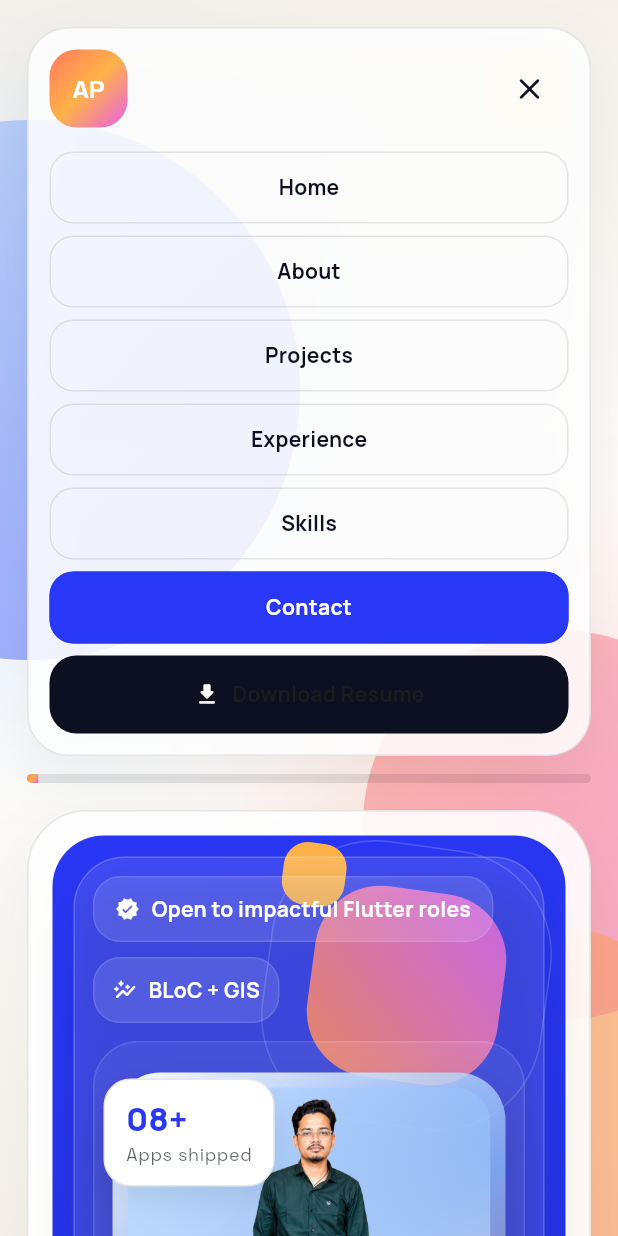
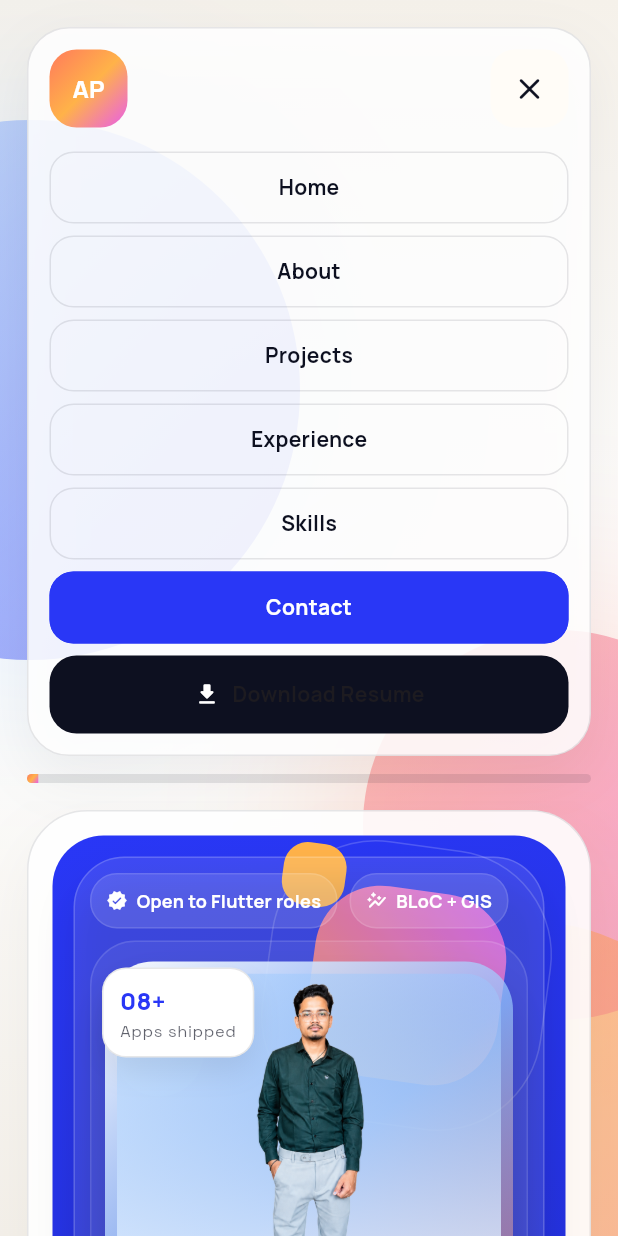
Before and after one commit to aniket-050/my_portfolio, a Flutter app: the screen it shows after launch, after a tap on the "menu" icon, on a phone screen of 412 x 824 dp. Run offline on Flutter 3.47's test engine with Material 3 defaults, Android fonts, the phone set to English and light mode, and no system bars; our stand-ins replace cloud_firestore, equatable, firebase_auth, firebase_core, firebase_storage, flutter_bloc and 2 more; missing offline and left inert: dart:html; accounts and stored records are empty.

Commit message:
Improve hero responsiveness across screens

```diff
--- a/lib/src/features/portfolio/view/portfolio_page.dart
+++ b/lib/src/features/portfolio/view/portfolio_page.dart
@@ -1248,7 +1248,12 @@ class _HeroVisualPanelState extends State<_HeroVisualPanel>
   @override
   Widget build(BuildContext context) {
     final content = PortfolioScope.of(context);
-    final compact = MediaQuery.sizeOf(context).width < 760;
+    final size = MediaQuery.sizeOf(context);
+    final compact = size.width < 760;
+    final dense = size.width < 420 || size.height < 760;
+    final chipLabel = dense
+        ? 'Open to Flutter roles'
+        : 'Open to impactful Flutter roles';
 
     return RepaintBoundary(
       child: MouseRegion(
@@ -1260,7 +1265,13 @@ class _HeroVisualPanelState extends State<_HeroVisualPanel>
           transform: Matrix4.identity()
             ..translate(0.0, !compact && _isHovered ? -8.0 : 0.0),
           constraints: BoxConstraints(maxWidth: compact ? 520 : 380),
-          padding: EdgeInsets.all(compact ? 12 : 14),
+          padding: EdgeInsets.all(
+            dense
+                ? 10
+                : compact
+                ? 12
+                : 14,
+          ),
           decoration: BoxDecoration(
             color: Colors.white.withValues(alpha: _isHovered ? 0.14 : 0.1),
             borderRadius: BorderRadius.circular(34),
@@ -1279,23 +1290,35 @@ class _HeroVisualPanelState extends State<_HeroVisualPanel>
             crossAxisAlignment: CrossAxisAlignment.start,
             children: [
               Wrap(
-                spacing: 10,
-                runSpacing: 10,
-                children: const [
+                spacing: dense ? 8 : 10,
+                runSpacing: dense ? 8 : 10,
+                children: [
                   _HeroSurfaceChip(
                     icon: Icons.verified_rounded,
-                    label: 'Open to impactful Flutter roles',
-                  ),
-                  _HeroSurfaceChip(
+                    label: chipLabel,
+                  ),
+                  const _HeroSurfaceChip(
                     icon: Icons.auto_graph_rounded,
                     label: 'BLoC + GIS',
                     compact: true,
                   ),
                 ],
               ),
-              SizedBox(height: compact ? 12 : 14),
+              SizedBox(
+                height: dense
+                    ? 8
+                    : compact
+                    ? 12
+                    : 14,
+              ),
               Container(
-                padding: EdgeInsets.all(compact ? 12 : 14),
+                padding: EdgeInsets.all(
+                  dense
+                      ? 9
+                      : compact
+                      ? 12
+                      : 14,
+                ),
                 decoration: BoxDecoration(
                   color: Colors.white.withValues(alpha: 0.06),
                   borderRadius: BorderRadius.circular(30),
@@ -1310,8 +1333,8 @@ class _HeroVisualPanelState extends State<_HeroVisualPanel>
                       left: 6,
                       top: 34,
                       child: Container(
-                        width: 84,
-                        height: 84,
+                        width: dense ? 60 : 84,
+                        height: dense ? 60 : 84,
                         decoration: BoxDecoration(
                           shape: BoxShape.circle,
                           color: AppPalette.sky.withValues(alpha: 0.28),
@@ -1320,10 +1343,14 @@ class _HeroVisualPanelState extends State<_HeroVisualPanel>
                     ),
                     Positioned(
                       right: 14,
-                      bottom: compact ? 210 : 196,
+                      bottom: dense
+                          ? 150
+                          : compact
+                          ? 190
+                          : 196,
                       child: Container(
-                        width: 62,
-                        height: 62,
+                        width: dense ? 48 : 62,
+                        height: dense ? 48 : 62,
                         decoration: BoxDecoration(
                           shape: BoxShape.circle,
                           color: AppPalette.coral.withValues(alpha: 0.26),
@@ -1345,7 +1372,13 @@ class _HeroVisualPanelState extends State<_HeroVisualPanel>
                         ),
                       ),
                     Padding(
-                      padding: EdgeInsets.only(top: compact ? 8 : 12),
+                      padding: EdgeInsets.only(
+                        top: dense
+                            ? 4
+                            : compact
+                            ? 8
+                            : 12,
+                      ),
                       child: Column(
                         crossAxisAlignment: CrossAxisAlignment.start,
                         children: [
@@ -1365,19 +1398,26 @@ class _HeroVisualPanelState extends State<_HeroVisualPanel>
                             },
                             child: const _HeroImageFrame(),
                           ),
-                          SizedBox(height: compact ? 70 : 64),
+                          SizedBox(
+                            height: dense
+                                ? 44
+                                : compact
+                                ? 58
+                                : 64,
+                          ),
                           _HeroNameCard(
                             compact: compact,
+                            dense: dense,
                             name: content.name,
                             title: content.title,
                           ),
                         ],
                       ),
                     ),
-                    const Positioned(
-                      left: -6,
-                      top: 12,
-                      child: _HeroMetricPill(
+                    Positioned(
+                      left: dense ? -2 : -6,
+                      top: dense ? 8 : 12,
+                      child: const _HeroMetricPill(
                         value: '08+',
                         label: 'Apps shipped',
                       ),
@@ -1385,7 +1425,8 @@ class _HeroVisualPanelState extends State<_HeroVisualPanel>
                   ],
                 ),
               ),
-              SizedBox(height: compact ? 12 : 14),
+              if (!compact) ...[
+                const SizedBox(height: 14),
                 LayoutBuilder(
                   builder: (context, constraints) {
                     final tileWidth = constraints.maxWidth < 360
@@ -1417,6 +1458,7 @@ class _HeroVisualPanelState extends State<_HeroVisualPanel>
                   },
                 ),
               ],
+            ],
           ),
         ),
       ),
@@ -1430,11 +1472,13 @@ class _HeroImageFrame extends StatelessWidget {
   @override
   Widget build(BuildContext context) {
     final content = PortfolioScope.of(context);
-    final compact = MediaQuery.sizeOf(context).width < 760;
+    final size = MediaQuery.sizeOf(context);
+    final compact = size.width < 760;
+    final dense = size.width < 420 || size.height < 760;
 
     return Container(
       width: double.infinity,
-      padding: const EdgeInsets.all(10),
+      padding: EdgeInsets.all(dense ? 8 : 10),
       decoration: BoxDecoration(
         gradient: LinearGradient(
           colors: [
@@ -1455,7 +1499,11 @@ class _HeroImageFrame extends StatelessWidget {
         ],
       ),
       child: AspectRatio(
-        aspectRatio: compact ? 0.78 : 1.05,
+        aspectRatio: dense
+            ? 0.92
+            : compact
+            ? 0.84
+            : 1.05,
         child: Stack(
           clipBehavior: Clip.none,
           children: [
@@ -1497,8 +1545,16 @@ class _HeroImageFrame extends StatelessWidget {
               ),
             ),
             Positioned(
-              right: compact ? -4 : -6,
-              bottom: compact ? -40 : -38,
+              right: dense
+                  ? -2
+                  : compact
+                  ? -4
+                  : -6,
+              bottom: dense
+                  ? -30
+                  : compact
+                  ? -36
+                  : -38,
               child: const _HeroMetricPill(
                 value: '85%',
                 label: 'Hands-on ownership',
@@ -1514,11 +1570,13 @@ class _HeroImageFrame extends StatelessWidget {
 class _HeroNameCard extends StatelessWidget {
   const _HeroNameCard({
     required this.compact,
+    required this.dense,
     required this.name,
     required this.title,
   });
 
   final bool compact;
+  final bool dense;
   final String name;
   final String title;
 
@@ -1526,7 +1584,7 @@ class _HeroNameCard extends StatelessWidget {
   Widget build(BuildContext context) {
     return Container(
       width: double.infinity,
-      padding: const EdgeInsets.all(16),
+      padding: EdgeInsets.all(dense ? 13 : 16),
       decoration: BoxDecoration(
         color: Colors.white,
         borderRadius: BorderRadius.circular(24),
@@ -1539,25 +1597,32 @@ class _HeroNameCard extends StatelessWidget {
             name,
             maxLines: 1,
             overflow: TextOverflow.ellipsis,
-            style: Theme.of(
-              context,
-            ).textTheme.titleLarge?.copyWith(fontWeight: FontWeight.w800),
-          ),
-          const SizedBox(height: 6),
+            style: Theme.of(context).textTheme.titleLarge?.copyWith(
+              fontSize: dense ? 20 : null,
+              fontWeight: FontWeight.w800,
+            ),
+          ),
+          SizedBox(height: dense ? 4 : 6),
           Text(
             title,
             maxLines: 2,
             overflow: TextOverflow.ellipsis,
-            style: Theme.of(
-              context,
-            ).textTheme.titleMedium?.copyWith(color: AppPalette.cobalt),
-          ),
-          const SizedBox(height: 10),
+            style: Theme.of(context).textTheme.titleMedium?.copyWith(
+              color: AppPalette.cobalt,
+              fontSize: dense ? 16 : null,
+            ),
+          ),
+          SizedBox(height: dense ? 8 : 10),
           Text(
             'UI polish, structured state management and location-focused product delivery.',
-            maxLines: compact ? 3 : null,
+            maxLines: dense
+                ? 2
+                : compact
+                ? 3
+                : null,
             overflow: compact ? TextOverflow.ellipsis : null,
             style: Theme.of(context).textTheme.bodyMedium?.copyWith(
+              fontSize: dense ? 13 : null,
               color: AppPalette.ink.withValues(alpha: 0.72),
             ),
           ),
@@ -1638,10 +1703,17 @@ class _HeroSurfaceChip extends StatelessWidget {
 
   @override
   Widget build(BuildContext context) {
+    final size = MediaQuery.sizeOf(context);
+    final dense = size.width < 420 || size.height < 760;
+
     return Container(
       padding: EdgeInsets.symmetric(
-        horizontal: compact ? 12 : 14,
-        vertical: 11,
+        horizontal: dense
+            ? 10
+            : compact
+            ? 12
+            : 14,
+        vertical: dense ? 9 : 11,
       ),
       decoration: BoxDecoration(
         color: Colors.white.withValues(alpha: 0.12),
@@ -1651,16 +1723,17 @@ class _HeroSurfaceChip extends StatelessWidget {
       child: Row(
         mainAxisSize: MainAxisSize.min,
         children: [
-          Icon(icon, size: 16, color: Colors.white),
-          const SizedBox(width: 8),
+          Icon(icon, size: dense ? 14 : 16, color: Colors.white),
+          SizedBox(width: dense ? 6 : 8),
           Flexible(
             child: Text(
               label,
               maxLines: 1,
               overflow: TextOverflow.ellipsis,
-              style: Theme.of(
-                context,
-              ).textTheme.labelLarge?.copyWith(color: Colors.white),
+              style: Theme.of(context).textTheme.labelLarge?.copyWith(
+                color: Colors.white,
+                fontSize: dense ? 12 : null,
+              ),
             ),
           ),
         ],
@@ -1678,12 +1751,34 @@ class _HeroMetricPill extends StatelessWidget {
   @override
   Widget build(BuildContext context) {
     final theme = Theme.of(context);
-
-    return Container(
-      padding: const EdgeInsets.symmetric(horizontal: 14, vertical: 12),
+    final size = MediaQuery.sizeOf(context);
+    final dense = size.width < 420 || size.height < 760;
+    final compact = size.width < 760;
+
+    return ConstrainedBox(
+      constraints: BoxConstraints(
+        maxWidth: dense
+            ? 148
+            : compact
+            ? 170
+            : 190,
+      ),
+      child: Container(
+        padding: EdgeInsets.symmetric(
+          horizontal: dense
+              ? 11
+              : compact
+              ? 12
+              : 14,
+          vertical: dense
+              ? 9
+              : compact
+              ? 10
+              : 12,
+        ),
         decoration: BoxDecoration(
           color: Colors.white,
-        borderRadius: BorderRadius.circular(18),
+          borderRadius: BorderRadius.circular(dense ? 16 : 18),
           border: Border.all(color: AppPalette.line),
           boxShadow: [
             BoxShadow(
@@ -1695,22 +1790,33 @@ class _HeroMetricPill extends StatelessWidget {
         ),
         child: Column(
           crossAxisAlignment: CrossAxisAlignment.start,
+          mainAxisSize: MainAxisSize.min,
           children: [
             Text(
               value,
-            style: theme.textTheme.titleLarge?.copyWith(
+              maxLines: 1,
+              overflow: TextOverflow.ellipsis,
+              style:
+                  (dense
+                          ? theme.textTheme.titleMedium
+                          : theme.textTheme.titleLarge)
+                      ?.copyWith(
                         color: AppPalette.cobalt,
                         fontWeight: FontWeight.w800,
                       ),
             ),
-          const SizedBox(height: 2),
+            SizedBox(height: dense ? 1 : 2),
             Text(
               label,
+              maxLines: 1,
+              overflow: TextOverflow.ellipsis,
               style: theme.textTheme.bodySmall?.copyWith(
+                fontSize: dense ? 11 : null,
                 color: AppPalette.ink.withValues(alpha: 0.66),
               ),
             ),
           ],
+        ),
       ),
     );
   }
```
Lines whose indentation alone changed are shown as unchanged.
